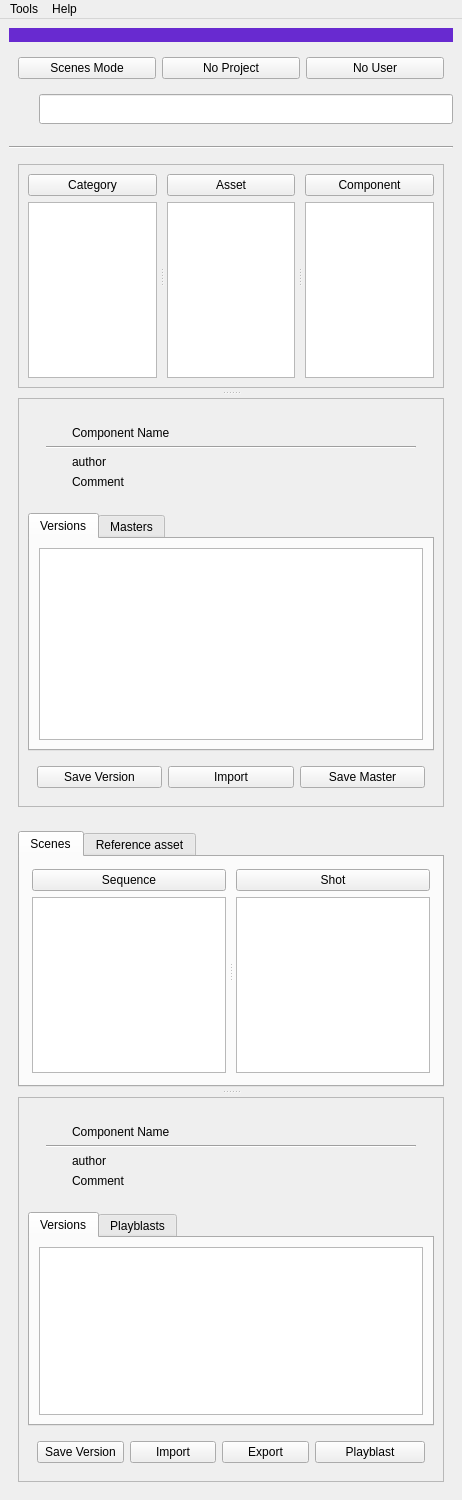
Qt form ui/pipeline_main_UI.ui (liorbenhorin/pipeline) before a commit.
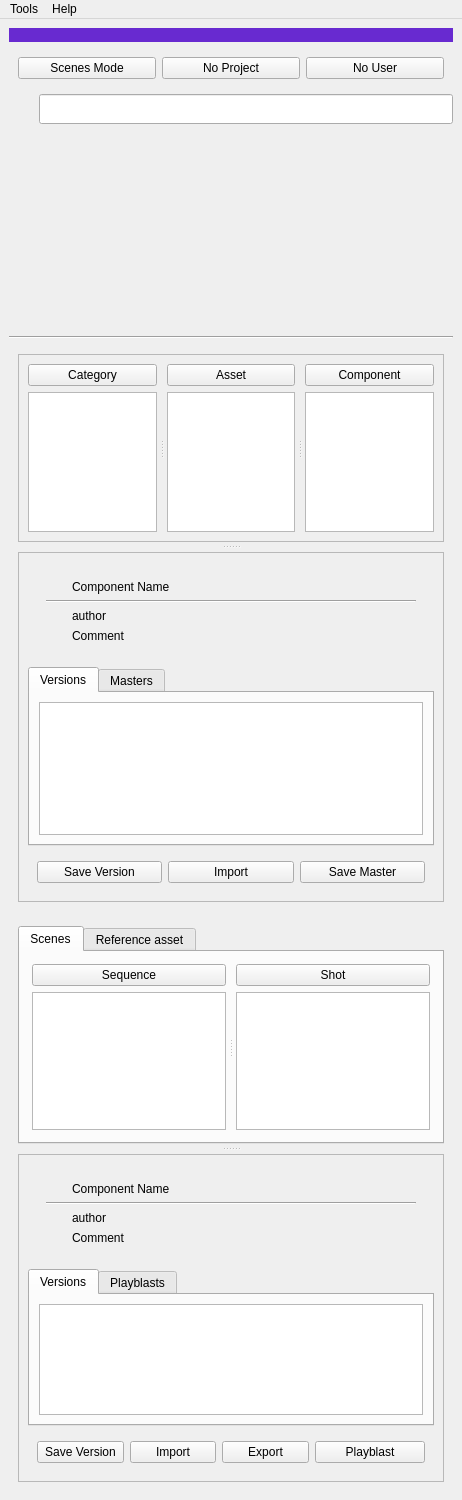
The same form after that commit.

```diff
--- a/ui/pipeline_main_UI.ui
+++ b/ui/pipeline_main_UI.ui
@@ -153,7 +153,7 @@
       <property name="minimumSize">
        <size>
         <width>0</width>
-        <height>10</height>
+        <height>200</height>
        </size>
       </property>
       <layout class="QVBoxLayout" name="verticalLayout_18">
```
